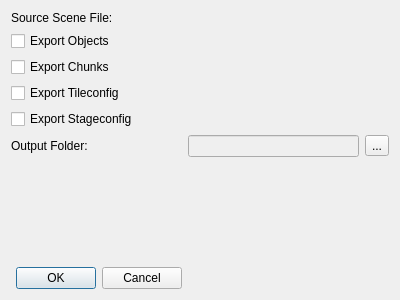
Above: RetroEDv2/tools/exportrsdkv5scene.ui from RSDKModding/RetroED before the change. Below: the same form after it.
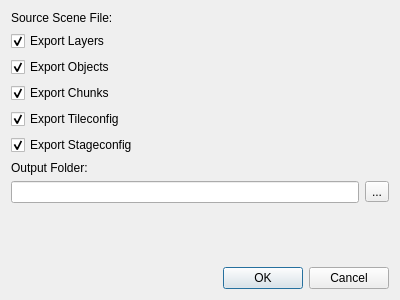
That is the form after the change.

Patch:
```diff
--- a/RetroEDv2/tools/exportrsdkv5scene.ui
+++ b/RetroEDv2/tools/exportrsdkv5scene.ui
@@ -14,62 +14,87 @@
    <string>Dialog</string>
   </property>
   <layout class="QGridLayout" name="gridLayout">
-   <item row="6" column="1">
-    <widget class="QLineEdit" name="outputFolder">
-     <property name="enabled">
-      <bool>false</bool>
-     </property>
-    </widget>
-   </item>
-   <item row="6" column="0">
-    <widget class="QLabel" name="label">
-     <property name="text">
-      <string>Output Folder:</string>
-     </property>
-    </widget>
-   </item>
-   <item row="4" column="0">
-    <widget class="QCheckBox" name="exportStageconfig">
-     <property name="text">
-      <string>Export Stageconfig</string>
-     </property>
-    </widget>
-   </item>
    <item row="1" column="0">
-    <widget class="QCheckBox" name="exportObjects">
+    <widget class="QCheckBox" name="exportLayers">
+     <property name="sizePolicy">
+      <sizepolicy hsizetype="Minimum" vsizetype="Fixed">
+       <horstretch>0</horstretch>
+       <verstretch>0</verstretch>
+      </sizepolicy>
+     </property>
      <property name="text">
-      <string>Export Objects</string>
+      <string>Export Layers</string>
+     </property>
+     <property name="checked">
+      <bool>true</bool>
      </property>
     </widget>
    </item>
    <item row="3" column="0">
+    <widget class="QCheckBox" name="exportChunks">
+     <property name="sizePolicy">
+      <sizepolicy hsizetype="Minimum" vsizetype="Fixed">
+       <horstretch>0</horstretch>
+       <verstretch>0</verstretch>
+      </sizepolicy>
+     </property>
+     <property name="text">
+      <string>Export Chunks</string>
+     </property>
+     <property name="checked">
+      <bool>true</bool>
+     </property>
+    </widget>
+   </item>
+   <item row="4" column="0">
     <widget class="QCheckBox" name="exportTileconfig">
+     <property name="sizePolicy">
+      <sizepolicy hsizetype="Minimum" vsizetype="Fixed">
+       <horstretch>0</horstretch>
+       <verstretch>0</verstretch>
+      </sizepolicy>
+     </property>
      <property name="text">
       <string>Export Tileconfig</string>
      </property>
+     <property name="checked">
+      <bool>true</bool>
+     </property>
+    </widget>
+   </item>
+   <item row="5" column="0">
+    <widget class="QCheckBox" name="exportStageconfig">
+     <property name="sizePolicy">
+      <sizepolicy hsizetype="Minimum" vsizetype="Fixed">
+       <horstretch>0</horstretch>
+       <verstretch>0</verstretch>
+      </sizepolicy>
+     </property>
+     <property name="text">
+      <string>Export Stageconfig</string>
+     </property>
+     <property name="checked">
+      <bool>true</bool>
+     </property>
     </widget>
    </item>
    <item row="2" column="0">
-    <widget class="QCheckBox" name="exportChunks">
+    <widget class="QCheckBox" name="exportObjects">
+     <property name="sizePolicy">
+      <sizepolicy hsizetype="Minimum" vsizetype="Fixed">
+       <horstretch>0</horstretch>
+       <verstretch>0</verstretch>
+      </sizepolicy>
+     </property>
      <property name="text">
-      <string>Export Chunks</string>
+      <string>Export Objects</string>
      </property>
-    </widget>
-   </item>
-   <item row="8" column="0">
-    <widget class="QDialogButtonBox" name="buttonBox">
-     <property name="orientation">
-      <enum>Qt::Horizontal</enum>
+     <property name="checked">
+      <bool>true</bool>
      </property>
-     <property name="standardButtons">
-      <set>QDialogButtonBox::Cancel|QDialogButtonBox::Ok</set>
-     </property>
-     <property name="centerButtons">
-      <bool>false</bool>
-     </property>
     </widget>
    </item>
-   <item row="7" column="0">
+   <item row="9" column="0">
     <spacer name="verticalSpacer">
      <property name="orientation">
       <enum>Qt::Vertical</enum>
@@ -89,13 +114,58 @@
      </property>
     </widget>
    </item>
-   <item row="6" column="2">
+   <item row="7" column="0">
+    <widget class="QLabel" name="label">
+     <property name="sizePolicy">
+      <sizepolicy hsizetype="Minimum" vsizetype="Preferred">
+       <horstretch>0</horstretch>
+       <verstretch>0</verstretch>
+      </sizepolicy>
+     </property>
+     <property name="text">
+      <string>Output Folder:</string>
+     </property>
+    </widget>
+   </item>
+   <item row="8" column="0">
+    <widget class="QLineEdit" name="outputFolder">
+     <property name="enabled">
+      <bool>true</bool>
+     </property>
+     <property name="minimumSize">
+      <size>
+       <width>0</width>
+       <height>0</height>
+      </size>
+     </property>
+     <property name="readOnly">
+      <bool>true</bool>
+     </property>
+    </widget>
+   </item>
+   <item row="8" column="1">
     <widget class="QToolButton" name="selFolderButton">
      <property name="text">
       <string>...</string>
      </property>
     </widget>
    </item>
+   <item row="10" column="0" colspan="2">
+    <widget class="QDialogButtonBox" name="buttonBox">
+     <property name="enabled">
+      <bool>true</bool>
+     </property>
+     <property name="orientation">
+      <enum>Qt::Horizontal</enum>
+     </property>
+     <property name="standardButtons">
+      <set>QDialogButtonBox::Cancel|QDialogButtonBox::Ok</set>
+     </property>
+     <property name="centerButtons">
+      <bool>false</bool>
+     </property>
+    </widget>
+   </item>
   </layout>
  </widget>
  <resources/>
```
